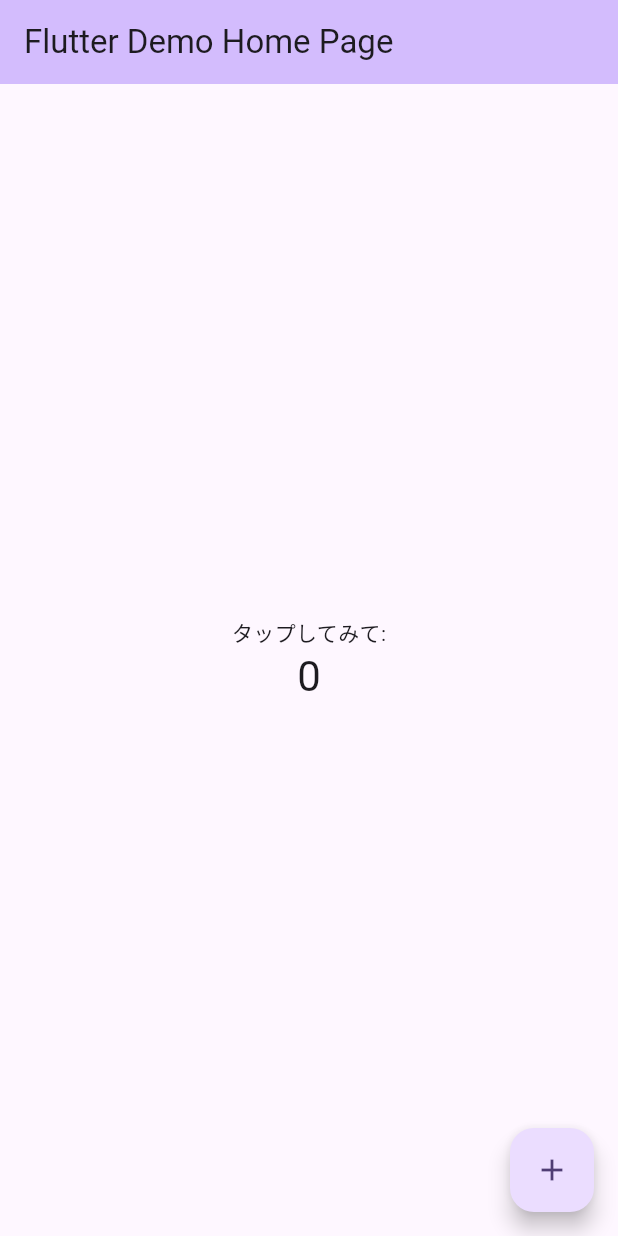
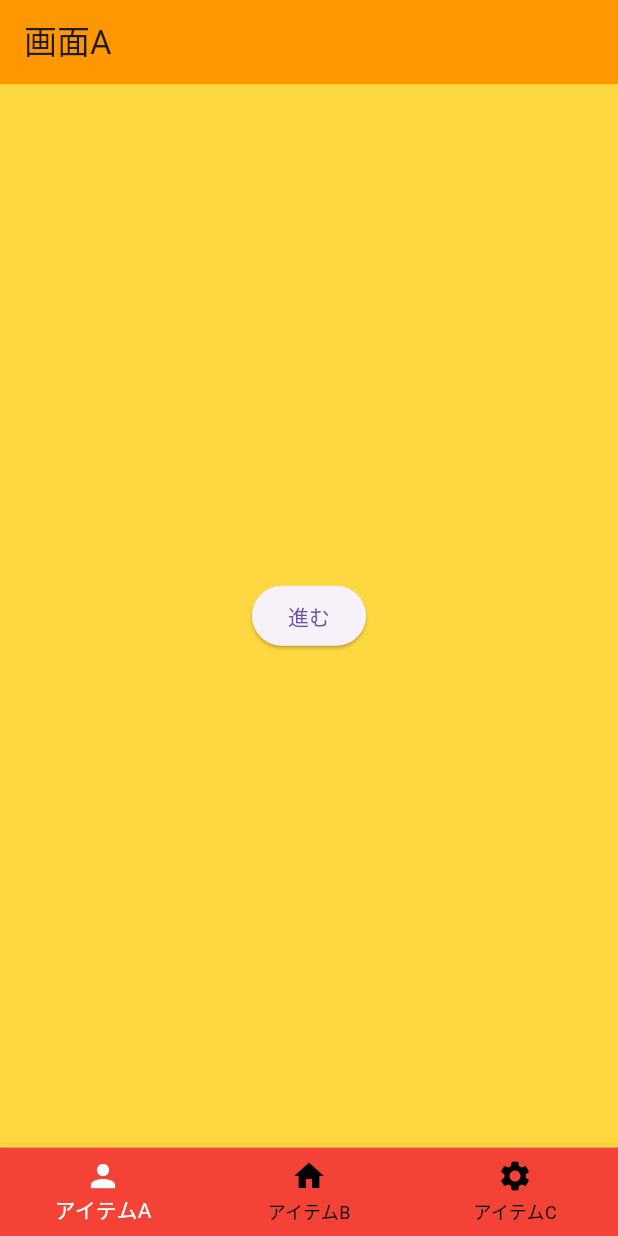
Before and after one commit to oka-teruhiro/sanchu6a, a Flutter app: the screen it shows after launch, on a phone screen of 412 x 824 dp. Run offline on Flutter 3.47's test engine with Material 3 defaults, Android fonts, the phone set to English and light mode, and no system bars; our stand-ins replace flutter_riverpod, go_router.

Commit message:
5: banana5アプリをコピーして、ボトムナビゲーションバーを実装する。

```diff
--- a/lib/main.dart
+++ b/lib/main.dart
@@ -1,71 +1,75 @@
+import 'package:flutter/cupertino.dart';
 import 'package:flutter/material.dart';
+import 'package:flutter_riverpod/flutter_riverpod.dart';
+import 'package:sanch6a/page_a.dart';
+import 'package:sanch6a/page_b.dart';
+import 'package:sanch6a/page_c.dart';
 
-void main() {
-  runApp(const MyApp());
+main() {
+  // アプリ
+  const app = MaterialApp(home: Root(),);
+
+  // プロバイダースコープでアプリを囲む
+  const scope = ProviderScope(child: app);
+  runApp(scope);
 }
 
-class MyApp extends StatelessWidget {
-  const MyApp({super.key});
+// プロバイダー
+final indexProvider = StateProvider((ref) {
+  // 変化させたいデータ => 0, 1, 2
+  return 0;
+},);
+
+class Root extends ConsumerWidget {
+  const Root({super.key});
 
   @override
-  Widget build(BuildContext context) {
-    return MaterialApp(
-      title: 'Flutter Demo',
-      theme: ThemeData(
-        colorScheme: ColorScheme.fromSeed(seedColor: Colors.deepPurple),
-        useMaterial3: true,
+  Widget build(BuildContext context, WidgetRef ref) {
+    // インデックスを手に入れる
+    final index = ref.watch(indexProvider);
+
+    // アイテムたち
+    const items = [
+
+      BottomNavigationBarItem(
+        icon: Icon(Icons.person),
+        label: 'アイテムA',
       ),
-      home: const MyHomePage(title: 'Flutter Demo Home Page'),
+
+      BottomNavigationBarItem(
+        icon: Icon(Icons.home),
+        label: 'アイテムB',
+      ),
+
+      BottomNavigationBarItem(
+        icon: Icon(Icons.settings),
+        label: 'アイテムC',
+      ),
+    ];
+
+    final bar = BottomNavigationBar(
+      items: items,
+      backgroundColor: Colors.red,
+      selectedItemColor: Colors.white,
+      unselectedItemColor: Colors.black,
+      currentIndex: index,
+      onTap: (index) {
+        // タップされたとき　インデックスを変更する
+        ref.read(indexProvider.notifier).state = index;
+      },
+    );
+
+    // 画面たち
+    final pagrs = [
+      PageA(),
+      PageB(),
+      PageC(),
+
+    ];
+
+    return Scaffold(
+      body: pagrs[index],
+      bottomNavigationBar: bar,
     );
   }
 }
-
-class MyHomePage extends StatefulWidget {
-  const MyHomePage({super.key, required this.title});
-
-
-
-  final String title;
-
-  @override
-  State<MyHomePage> createState() => _MyHomePageState();
-}
-
-class _MyHomePageState extends State<MyHomePage> {
-  int _counter = 0;
-
-  void _incrementCounter() {
-    setState(() {
-      _counter++;
-    });
-  }
-
-  @override
-  Widget build(BuildContext context) {
-    return Scaffold(
-      appBar: AppBar(
-        backgroundColor: Theme.of(context).colorScheme.inversePrimary,
-        title: Text(widget.title),
-      ),
-      body: Center(
-        child: Column(
-          mainAxisAlignment: MainAxisAlignment.center,
-          children: <Widget>[
-            const Text(
-              'タップしてみて:',
-            ),
-            Text(
-              '$_counter',
-              style: Theme.of(context).textTheme.headlineMedium,
-            ),
-          ],
-        ),
-      ),
-      floatingActionButton: FloatingActionButton(
-        onPressed: _incrementCounter,
-        tooltip: 'Increment',
-        child: const Icon(Icons.add),
-      ), // This trailing comma makes auto-formatting nicer for build methods.
-    );
-  }
-}
--- /dev/null
+++ b/lib/page_a.dart
@@ -0,0 +1,37 @@
+import 'package:flutter/material.dart';
+import 'package:go_router/go_router.dart';
+
+class PageA extends StatelessWidget {
+  const PageA({super.key});
+
+  // 進むボタンを押したとき
+  push(BuildContext context){
+    // 画面Bに進む
+    context.push('/b');
+  }
+
+  @override
+  Widget build(BuildContext context) {
+    // 画面の上に表示するバー
+    final appBar = AppBar(
+      backgroundColor: Colors.orange,
+      title: const Text('画面A'),
+    );
+
+    // 進むボタン
+    final pushButton = ElevatedButton(
+      onPressed: () {
+        push(context);
+      },
+      child: const Text('進む'),
+    );
+
+    return Scaffold(
+      appBar: appBar,
+      body: Container(
+        color: Colors.amberAccent,
+        child: Center(child: pushButton),
+      ),
+    );
+  }
+}
```
Also changed, not shown: lib/output_page.dart (added, +10 -0 lines), lib/page_b.dart (added, +59 -0 lines), lib/page_c.dart (added, +59 -0 lines), 1 other file.
